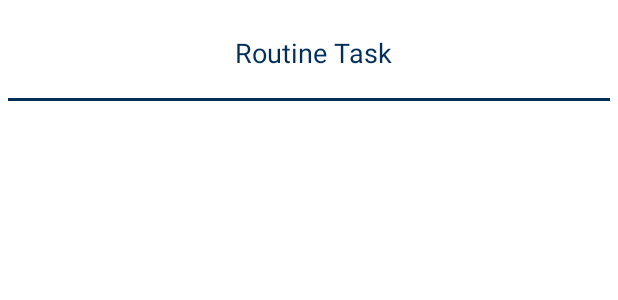
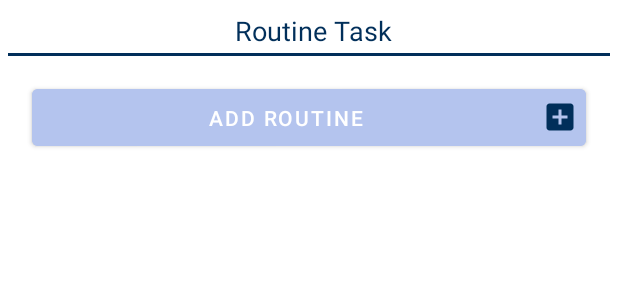
Before and after one commit to jinuemong/Android-App-SwallowMonth, an Android app: the layout fragment_repeat_task_list.xml on its own in the app's theme, with its tools: preview values and no code run, on a phone screen of 412 x 824 dp. Shown: the top 300 px of the screen. Run offline under Robolectric (Android 15) with nearby library versions, the phone set to English and light mode, and no system bars.

Commit message:
commit android

```diff
--- a/app/build.gradle
+++ b/app/build.gradle
@@ -5,12 +5,12 @@ plugins {
 apply plugin: 'kotlin-android'
 
 android {
-    compileSdk 33
+    compileSdk 32
 
     defaultConfig {
         applicationId "com.example.todolistjinuemong"
         minSdk 21
-        targetSdk 33
+        targetSdk 32
         versionCode 1
         versionName "1.0"
 
@@ -40,7 +40,7 @@ android {
 
 dependencies {
 
-    implementation 'androidx.core:core-ktx:1.7.0'
+    implementation 'androidx.core:core-ktx:1.9.0'
     implementation 'androidx.appcompat:appcompat:1.5.1'
     implementation 'com.google.android.material:material:1.6.1'
     implementation 'androidx.constraintlayout:constraintlayout:2.1.4'
--- a/app/src/main/res/layout/fragment_repeat_task_list.xml
+++ b/app/src/main/res/layout/fragment_repeat_task_list.xml
@@ -14,11 +14,34 @@
             android:textSize="@dimen/item_height_mid_text_size"
             style="@style/TextView1"
             android:layout_width="match_parent"
-            android:layout_height="@dimen/item_height"
+            android:layout_height="@dimen/item_mid_height"
             tools:text="Routine Task" />
         <View
             style="@style/LineView1"
             android:layout_width="match_parent"
             android:layout_height="2dp"/>
+        <Button
+            android:id="@+id/routine_add_button"
+            android:drawableRight="@drawable/ic_add_box_24"
+            android:text ="@string/add_repeat_task"
+            android:backgroundTint="@color/color_type2"
+            android:src="@drawable/round_border"
+            android:padding="@dimen/main_margin"
+            android:layout_margin="@dimen/fab_margin"
+            android:layout_width="match_parent"
+            android:layout_height="@dimen/item_mid_2_height">
+        </Button>
+
+        <LinearLayout
+            android:id="@+id/routine_linear"
+            android:layout_marginLeft="@dimen/fab_margin"
+            android:layout_marginRight="@dimen/fab_margin"
+            android:layout_width="match_parent"
+            android:layout_height="match_parent">
+            <androidx.recyclerview.widget.RecyclerView
+                android:id="@+id/routine_recycler"
+                android:layout_width="match_parent"
+                android:layout_height="match_parent"/>
+        </LinearLayout>
     </LinearLayout>
 </FrameLayout>
--- a/app/src/main/res/layout/item_calendar.xml
+++ b/app/src/main/res/layout/item_calendar.xml
@@ -15,4 +15,5 @@
         android:layout_width="match_parent"
         android:layout_height="wrap_content"
         android:textSize="@dimen/item_height_mid_text_size"/>
+
 </androidx.constraintlayout.widget.ConstraintLayout>
--- /dev/null
+++ b/app/src/main/res/layout/item_repeat_task.xml
@@ -0,0 +1,6 @@
+<?xml version="1.0" encoding="utf-8"?>
+<androidx.constraintlayout.widget.ConstraintLayout xmlns:android="http://schemas.android.com/apk/res/android"
+    android:layout_width="match_parent"
+    android:layout_height="match_parent">
+
+</androidx.constraintlayout.widget.ConstraintLayout>
--- a/app/src/main/res/values-land/dimens.xml
+++ b/app/src/main/res/values-land/dimens.xml
@@ -3,6 +3,7 @@
     <dimen name="item_height">180dp</dimen>
     <dimen name="item_mid_height">90dp</dimen>
     <dimen name="main_margin">15dp</dimen>
+    <dimen name="item_mid_2_height">150dp</dimen>
     <dimen name="item_height_big_text_size">75sp</dimen>
     <dimen name="item_height_mid_text_size">54sp</dimen>
 </resources>
--- a/app/src/main/res/values-w1240dp/dimens.xml
+++ b/app/src/main/res/values-w1240dp/dimens.xml
@@ -2,6 +2,7 @@
     <dimen name="fab_margin">200dp</dimen>
     <dimen name="item_height">750dp</dimen>
     <dimen name="item_mid_height">375dp</dimen>
+    <dimen name="item_mid_2_height">625dp</dimen>
     <dimen name="main_margin">62.5dp</dimen>
     <dimen name="item_height_big_text_size">312.5sp</dimen>
     <dimen name="item_height_mid_text_size">225sp</dimen>
--- a/app/src/main/res/values-w600dp/dimens.xml
+++ b/app/src/main/res/values-w600dp/dimens.xml
@@ -3,6 +3,7 @@
     <dimen name="item_height">180dp</dimen>
     <dimen name="item_mid_height">90dp</dimen>
     <dimen name="main_margin">15dp</dimen>
+    <dimen name="item_mid_2_height">150dp</dimen>
     <dimen name="item_height_big_text_size">75sp</dimen>
     <dimen name="item_height_mid_text_size">54sp</dimen>
 
--- a/app/src/main/res/values/dimens.xml
+++ b/app/src/main/res/values/dimens.xml
@@ -1,6 +1,7 @@
 <resources>
     <dimen name="fab_margin">16dp</dimen>
     <dimen name="item_height">60dp</dimen>
+    <dimen name="item_mid_2_height">50dp</dimen>
     <dimen name="item_mid_height">30dp</dimen>
     <dimen name="main_margin">5dp</dimen>
     <dimen name="item_height_big_text_size">25sp</dimen>
--- a/app/src/main/res/values/strings.xml
+++ b/app/src/main/res/values/strings.xml
@@ -11,4 +11,7 @@
     <string name="hello_second_fragment">Hello second fragment. Arg: %1$s</string>
     <!-- TODO: Remove or change this placeholder text -->
     <string name="hello_blank_fragment">Hello blank fragment</string>
+
+    <string name="add_repeat_task">Add Routine</string>
+    <string name="no_routines">No routines registered this month</string>
 </resources>
```
